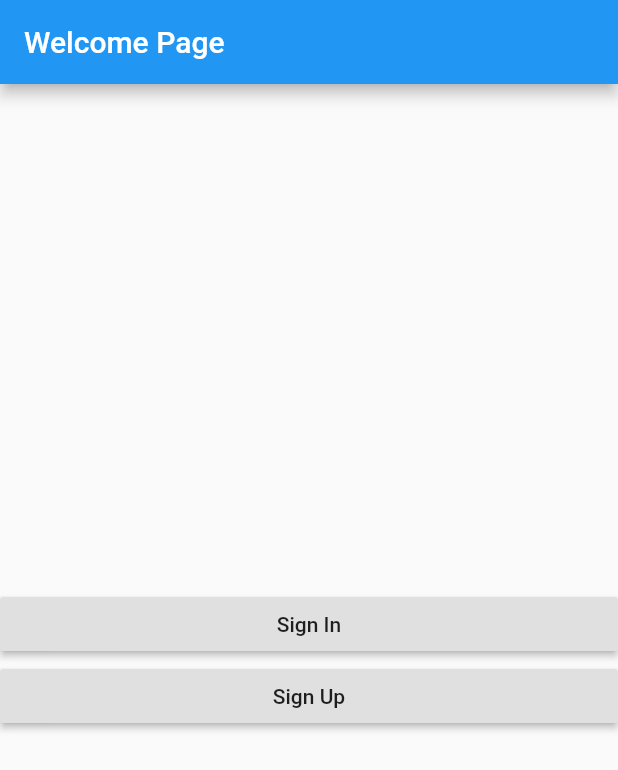
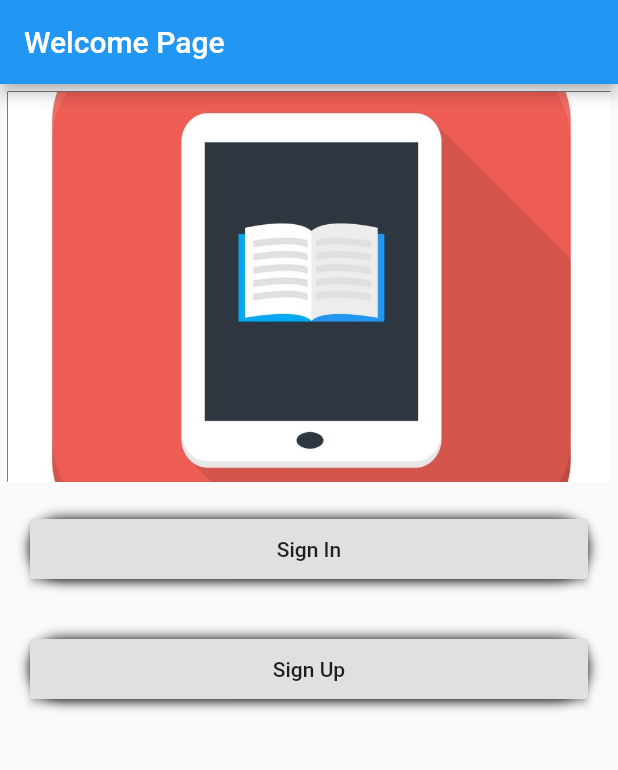
Before and after one commit to m2redx/redrondo22, a Flutter app: the screen it shows after launch, on a phone screen of 412 x 824 dp. Shown: the top 770 px of the screen. Run offline on Flutter 3.47's test engine with Material 2 defaults, Android fonts, the phone set to English and light mode, and no system bars; our stand-ins replace firebase_auth, firebase_database, font_awesome_flutter, shared_preferences, sleek_circular_slider, table_calendar; missing offline and left inert: expandable_bottom_sheet, loader_search_bar, loading_animations; accounts and stored records are empty; Roboto replaces fonts that are missing (Comfortaa).

Commit message:
veri alınıp veri işlendi proje bştmek üzere

```diff
--- a/lib/page/login_page.dart
+++ b/lib/page/login_page.dart
@@ -67,8 +67,9 @@ class _LoginPageState extends State<LoginPage> {
     if(formState.validate()){
       formState.save();
       try{
+
+        AuthResult user = await FirebaseAuth.instance.signInWithEmailAndPassword(email: _email, password: _password);
         Navigator.push(context, MaterialPageRoute(builder: (context)=>MainPage()));
-        AuthResult user = await FirebaseAuth.instance.signInWithEmailAndPassword(email: _email, password: _password);
       }catch(e){
         print(e.message);
       }
--- a/lib/page/welcome_page.dart
+++ b/lib/page/welcome_page.dart
@@ -27,16 +27,61 @@ class _WelcomePageState extends State<WelcomePage> {
         title: Text('Welcome Page') ,
       ),
       body: Column(
-        mainAxisAlignment: MainAxisAlignment.center,
+        mainAxisAlignment: MainAxisAlignment.start,
         crossAxisAlignment: CrossAxisAlignment.stretch,
         children: <Widget>[
-          RaisedButton(
-            onPressed: navigateToSignIn,
-            child: Text('Sign In'),
+          Container(
+            margin: EdgeInsets.all(5),
+            width: 200.0,
+            height: 260.0,
+            decoration: BoxDecoration(
+                color: Colors.black,
+                image: DecorationImage(
+                    image: AssetImage('assets/uygulamatanıtım.jpg'),
+                    fit: BoxFit.cover),
+
+               ),
           ),
-          RaisedButton(
-            onPressed: navigateToSignUp,
-            child: Text('Sign Up'),
+          Padding(
+            padding: EdgeInsets.all(20.0),
+            child: Container(
+
+              width: 40,
+              height: 40,
+              decoration: BoxDecoration(
+                color: Colors.black,
+                  borderRadius:
+                  BorderRadius.all(Radius.circular(75.0)),
+                  boxShadow: [
+                  BoxShadow(blurRadius: 7.0, color: Colors.black)
+             ] ),
+              child: RaisedButton(
+
+                onPressed: navigateToSignIn,
+                child: Text('Sign In'),
+              ),
+            ),
+          ),
+
+
+          Padding(
+            padding: EdgeInsets.all(20.0),
+            child: Container(
+              width: 40,
+              height: 40,
+              decoration: BoxDecoration(
+                  color: Colors.black,
+                  borderRadius:
+                  BorderRadius.all(Radius.circular(75.0)),
+                  boxShadow: [
+                    BoxShadow(blurRadius: 7.0, color: Colors.black)
+                  ] ),
+
+              child: RaisedButton(
+                onPressed: navigateToSignUp,
+                child: Text('Sign Up'),
+              ),
+            ),
           )
         ],
       ),
--- a/pubspec.yaml
+++ b/pubspec.yaml
@@ -32,6 +32,7 @@ dependencies:
   firebase_core: ^0.4.2+1
   font_awesome_flutter: ^8.5.0
   loading_animations: ^2.1.0
+  shared_preferences: ^0.5.6
 
 
   flutter_test:
@@ -52,6 +53,8 @@ flutter:
   # To add assets to your application, add an assets section, like this:
   assets:
      - assets/jonydeep.jpg
+     - assets/playstore.png
+     - assets/uygulamatanıtım.jpg
   #  - images/a_dot_ham.jpeg
 
   # An image asset can refer to one or more resolution-specific "variants", see
```
Also changed, not shown: lib/page/home.dart (+27 -19 lines), lib/page/lessons.dart (+56 -3 lines), lib/page/myprofile_page.dart (+79 -44 lines), lib/page/view_page.dart (+7 -8 lines), lib/services/utils.dart (+18 -0 lines), assets/playstore.png (added), assets/uygulamatanıtım.jpg (added), assets/yüklenme.jpeg (added), pubspec.lock, 79 other files.
